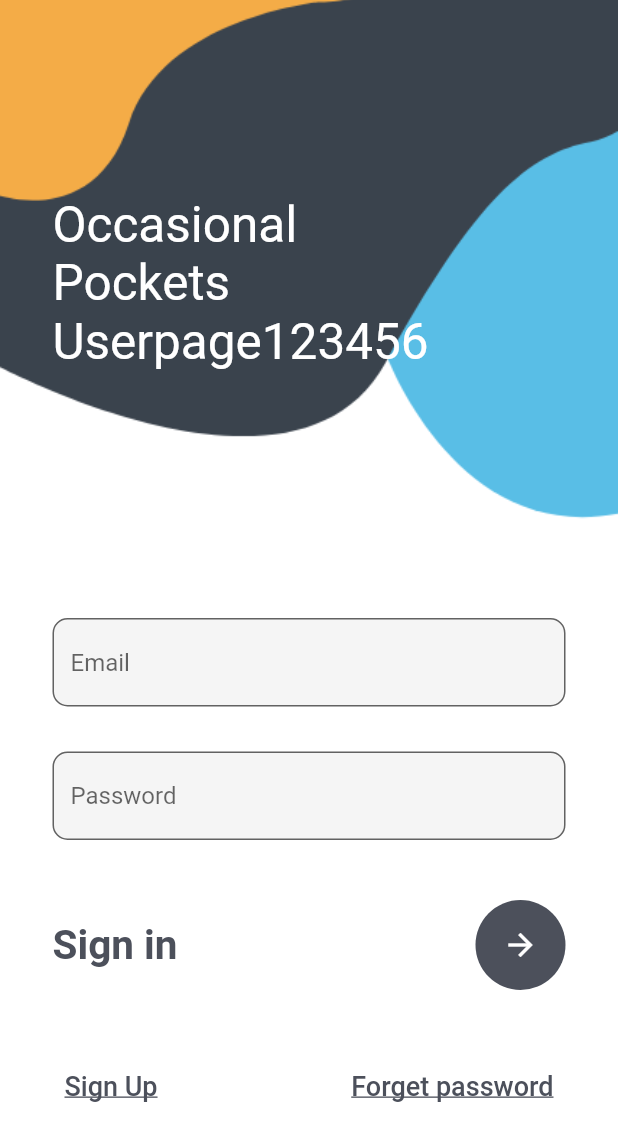
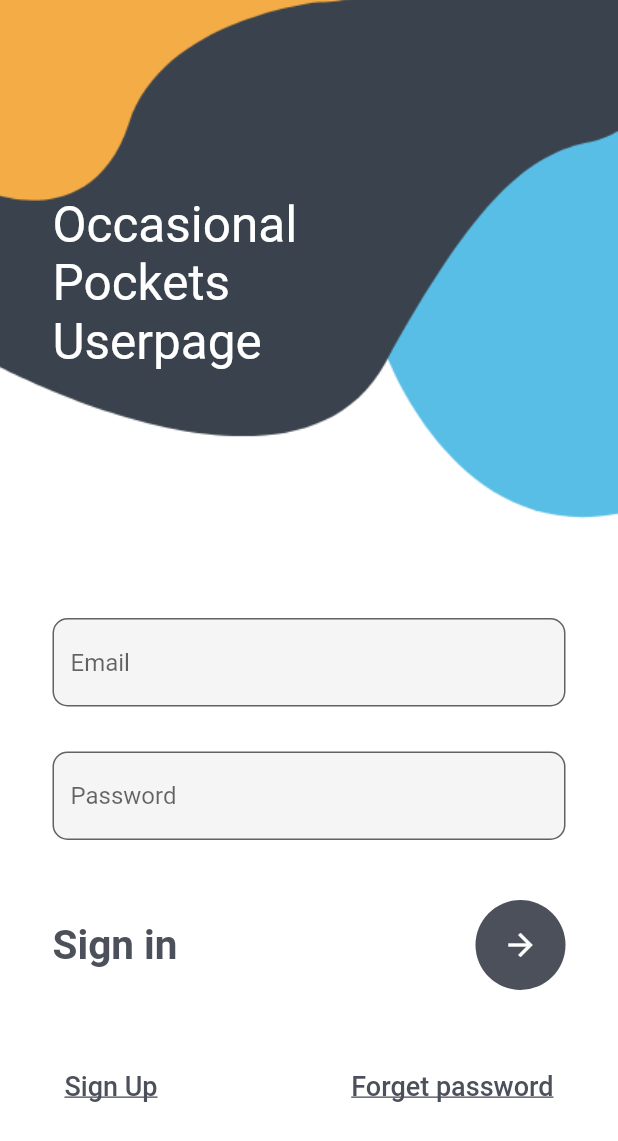
Before and after one commit to habibumar27/Occasional_pockets, a Flutter app: the screen it shows after launch, on a phone screen of 412 x 824 dp. Shown: the top 1141 px of the screen. Run offline on Flutter 3.47's test engine with Material 2 defaults, Android fonts, the phone set to English and light mode, and no system bars.

Commit message:
4th commit

```diff
--- a/lib/login.dart
+++ b/lib/login.dart
@@ -21,7 +21,7 @@ class _MyLoginState extends State<MyLogin> {
         body: Stack(
           children: [Container(
             padding: EdgeInsets.only(left: 35,top: 130),
-            child: Text('Occasional\nPockets\nUserpage123456',style: TextStyle(
+            child: Text('Occasional\nPockets\nUserpage',style: TextStyle(
               color: Colors.white,fontSize: 33
             ),)
           ),
```
